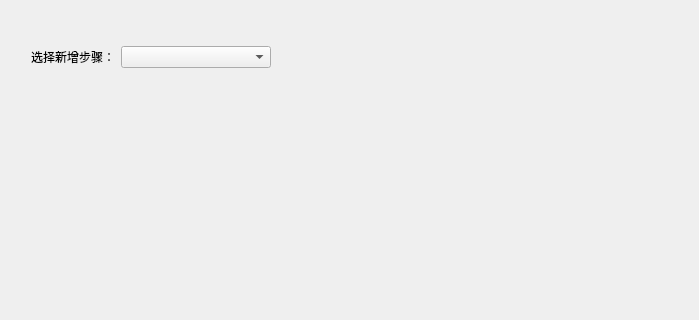
Before: the Qt Designer form HumablotPro/ui/utility/ProcessData.ui in kevinkingmin/72FA, drawn with Qt 5; both pictures show x 0 to 699 and y 0 to 320 of the 699 by 510 pixel window.
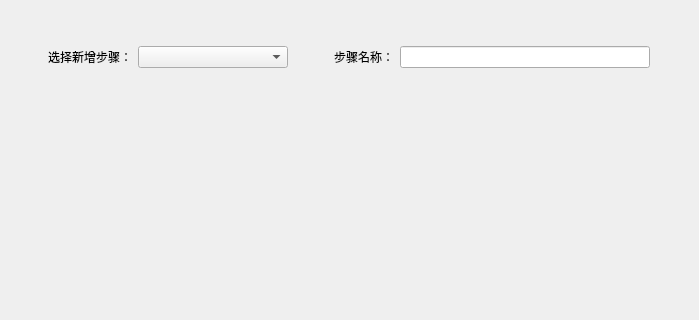
After: the same form once the commit is applied.

```diff
--- a/HumablotPro/ui/utility/ProcessData.ui
+++ b/HumablotPro/ui/utility/ProcessData.ui
@@ -95,14 +95,40 @@
         </property>
        </widget>
       </item>
+      <item>
+       <widget class="QLabel" name="lblStepType_2">
+        <property name="text">
+         <string>步骤名称：</string>
+        </property>
+        <property name="alignment">
+         <set>Qt::AlignRight|Qt::AlignTrailing|Qt::AlignVCenter</set>
+        </property>
+       </widget>
+      </item>
+      <item>
+       <widget class="QLineEdit" name="lineEdit">
+        <property name="maximumSize">
+         <size>
+          <width>250</width>
+          <height>16777215</height>
+         </size>
+        </property>
+        <property name="maxLength">
+         <number>32767</number>
+        </property>
+       </widget>
+      </item>
       <item>
        <spacer name="horizontalSpacer">
         <property name="orientation">
          <enum>Qt::Horizontal</enum>
         </property>
+        <property name="sizeType">
+         <enum>QSizePolicy::Minimum</enum>
+        </property>
         <property name="sizeHint" stdset="0">
          <size>
-          <width>40</width>
+          <width>10</width>
           <height>20</height>
          </size>
         </property>
```
